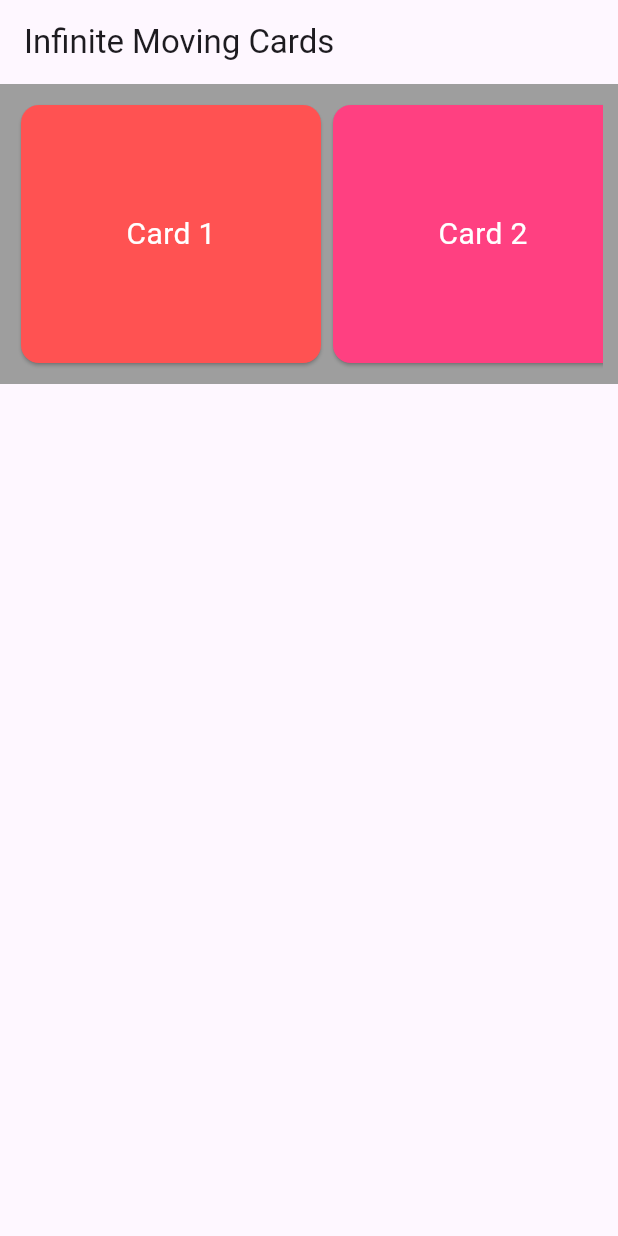
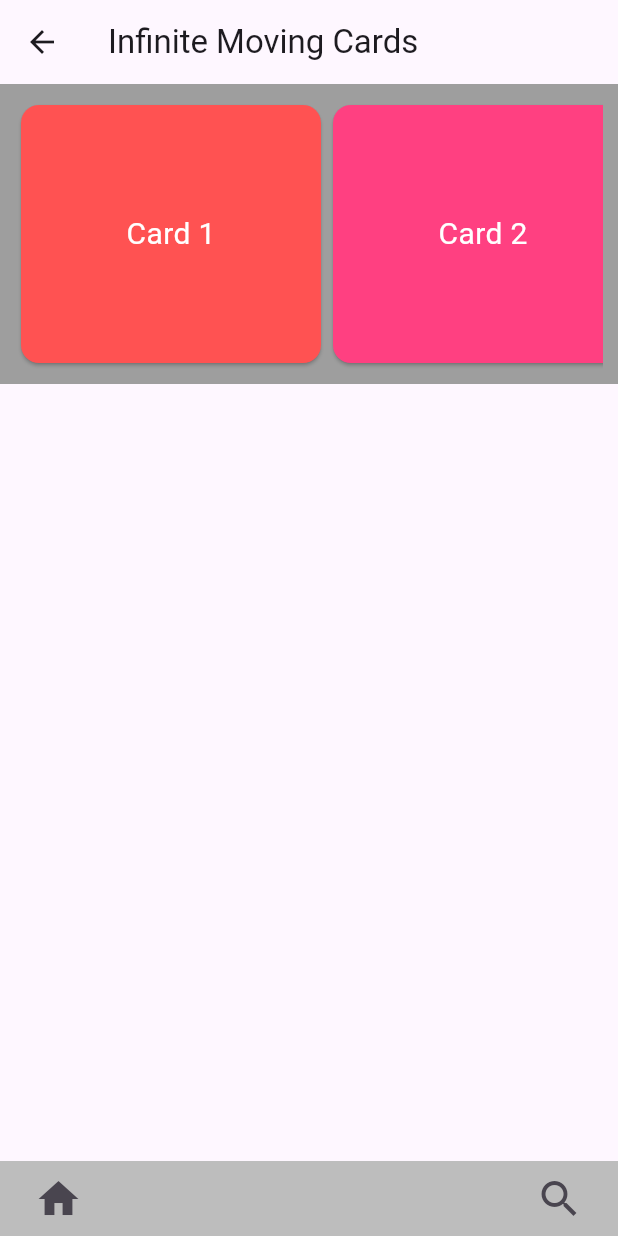
Before and after one commit to Meet2054/Reusable-Components, a Flutter app: the screen it shows after launch, on a phone screen of 412 x 824 dp. Run offline on Flutter 3.47's test engine with Material 3 defaults, Android fonts, the phone set to English and light mode, and no system bars.

Commit message:
buttons added

```diff
--- /dev/null
+++ b/flutter/flutter_components/lib/app.dart
@@ -0,0 +1,16 @@
+import 'package:flutter/material.dart';
+import 'footer.dart';
+
+class App extends StatelessWidget {
+  final Widget bodyContent;
+
+  const App({super.key, required this.bodyContent});
+
+  @override
+  Widget build(BuildContext context) {
+    return Scaffold(
+      body: bodyContent,
+      bottomNavigationBar: const Footer(),
+    );
+  }
+}
--- a/flutter/flutter_components/lib/components/infinite_moving_cards.dart
+++ b/flutter/flutter_components/lib/components/infinite_moving_cards.dart
@@ -64,7 +64,8 @@
                     child: Center(
                       child: Text(
                         cards[cardIndex],
-                        style: const TextStyle(fontSize: 20, color: Colors.white),
+                        style:
+                            const TextStyle(fontSize: 20, color: Colors.white),
                       ),
                     ),
                   ),
--- /dev/null
+++ b/flutter/flutter_components/lib/footer.dart
@@ -0,0 +1,36 @@
+import 'package:flutter/material.dart';
+
+class Footer extends StatelessWidget {
+  const Footer({super.key});
+
+  void _navigate(BuildContext context, String route) {
+    Navigator.pushNamed(context, route);
+  }
+
+  @override
+  Widget build(BuildContext context) {
+    return Container(
+      height: 50,
+      color: Colors.grey.shade400,
+      child: Center(
+        child: Padding(
+          padding: const EdgeInsets.symmetric(horizontal: 15),
+          child: Row(
+            mainAxisAlignment: MainAxisAlignment.spaceBetween,
+            crossAxisAlignment: CrossAxisAlignment.center,
+            children: [
+              IconButton(
+                icon: const Icon(Icons.home, size: 32),
+                onPressed: () => _navigate(context, '/components'),
+              ),
+              IconButton(
+                icon: const Icon(Icons.search, size: 32),
+                onPressed: () => _navigate(context, '/buttons'),
+              ),
+            ],
+          ),
+        ),
+      ),
+    );
+  }
+}
--- a/flutter/flutter_components/lib/main.dart
+++ b/flutter/flutter_components/lib/main.dart
@@ -1,4 +1,6 @@
 import 'package:flutter/material.dart';
+import 'package:flutter_components/app.dart';
+import 'package:flutter_components/components/buttons.dart';
 import 'package:flutter_components/components/infinite_moving_cards.dart';
 
 
@@ -9,12 +11,17 @@
 class MyApp extends StatelessWidget {
   const MyApp({super.key});
 
-  // This widget is the root of your application.
   @override
   Widget build(BuildContext context) {
-    return const MaterialApp(
+    return MaterialApp(
+      title: 'Flutter Components',
       debugShowCheckedModeBanner: false,
-      home: InfiniteMovingCard(),
+      routes: {
+        '/': (context) => const App(bodyContent: InfiniteMovingCard()),
+        '/components': (context) => const App(bodyContent: InfiniteMovingCard()),
+        '/buttons': (context) => const App(bodyContent: AnimatedButtons()),
+      },
+      initialRoute: '/components',
     );
   }
 }
```
Also changed, not shown: flutter/flutter_components/lib/components/buttons.dart (+280 -0 lines).
